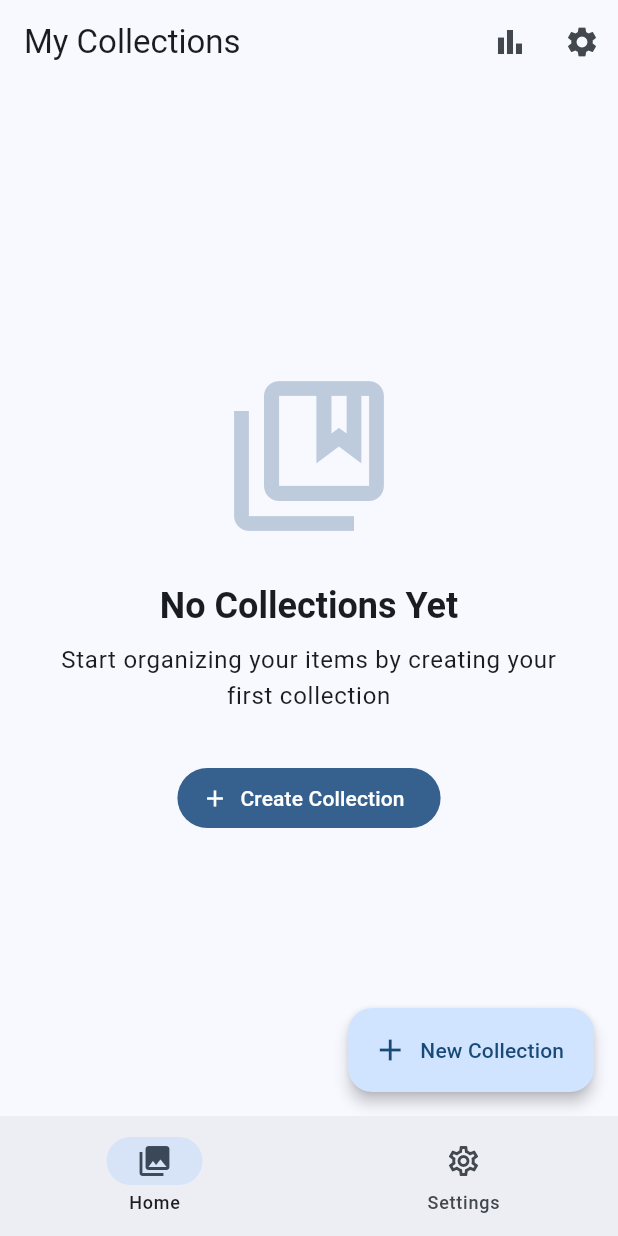
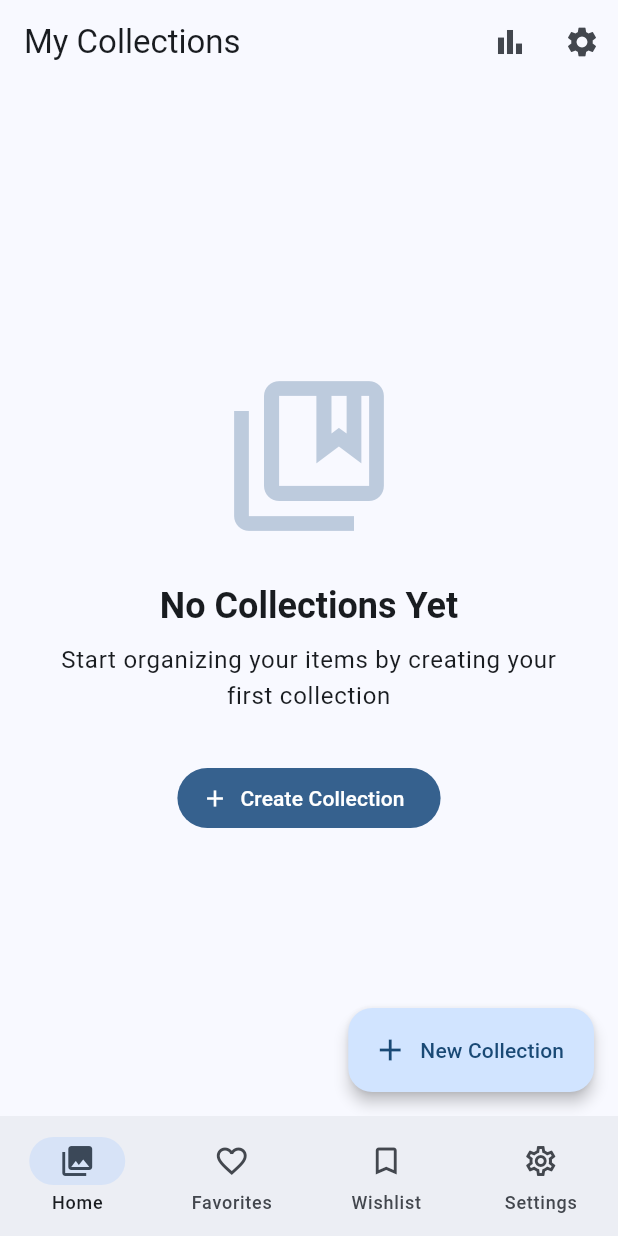
Before and after one commit to mixin27/collection_tracker, a Flutter app: the screen it shows after launch, after a tap on "Skip", on a phone screen of 412 x 824 dp. Run offline on Flutter 3.47's test engine with Material 3 defaults, Android fonts, the phone set to English and light mode, and no system bars; our stand-ins replace cached_network_image, connectivity_plus, dio, drift, drift_flutter, file_picker and 14 more; missing offline and left inert: amplitude_flutter, common_env, mixpanel_flutter, mobile_scanner, segment_analytics; accounts and stored records are empty; generated files the repository leaves out were written again.

Commit message:
feat: favorite and wishlist presentation and refactor navigation flow

```diff
--- a/apps/mobile/lib/core/router/app_router.dart
+++ b/apps/mobile/lib/core/router/app_router.dart
@@ -3,7 +3,6 @@ import 'package:flutter/material.dart';
 import 'package:go_router/go_router.dart';
 import 'package:riverpod_annotation/riverpod_annotation.dart';
 
-import '../../features/collections/presentation/views/collection_detail_screen.dart';
 import '../../features/collections/presentation/views/collections_screen.dart';
 import '../../features/collections/presentation/views/create_collection_screen.dart';
 import '../../features/collections/presentation/views/edit_collection_screen.dart';
@@ -19,14 +18,18 @@ import '../../features/statistics/presentation/views/statistics_screen.dart';
 import 'app_shell.dart';
 import 'package:collection_tracker/core/observers/analytics_observer.dart';
 import 'routes.dart';
+import '../../features/items/presentation/views/global_items_screen.dart';
 
 part 'app_router.g.dart';
+
+final _rootNavigatorKey = GlobalKey<NavigatorState>();
 
 @riverpod
 GoRouter appRouter(Ref ref) {
   final onboardingComplete = ref.watch(onboardingCompleteProvider);
 
   return GoRouter(
+    navigatorKey: _rootNavigatorKey,
     observers: [AnalyticsObserver()],
     initialLocation: onboardingComplete
         ? Routes.collections
@@ -52,35 +55,30 @@ GoRouter appRouter(Ref ref) {
                   GoRoute(
                     path: 'create',
                     name: 'create-collection',
+                    parentNavigatorKey: _rootNavigatorKey,
                     builder: (context, state) => const CreateCollectionScreen(),
                   ),
                   GoRoute(
                     path: ':id',
-                    name: 'collection-detail',
+                    name: 'collection-items',
                     builder: (context, state) {
                       final id = state.pathParameters['id']!;
-                      return CollectionDetailScreen(collectionId: id);
+                      return ItemsScreen(collectionId: id);
                     },
                     routes: [
                       GoRoute(
                         path: 'edit',
                         name: 'edit-collection',
+                        parentNavigatorKey: _rootNavigatorKey,
                         builder: (context, state) {
                           final id = state.pathParameters['id']!;
                           return EditCollectionScreen(collectionId: id);
                         },
                       ),
                       GoRoute(
-                        path: 'items',
-                        name: 'items',
-                        builder: (context, state) {
-                          final id = state.pathParameters['id']!;
-                          return ItemsScreen(collectionId: id);
-                        },
-                      ),
-                      GoRoute(
                         path: 'search',
                         name: 'search',
+                        parentNavigatorKey: _rootNavigatorKey,
                         builder: (context, state) {
                           final id = state.pathParameters['id']!;
                           return SearchScreen(collectionId: id);
@@ -89,6 +87,7 @@ GoRouter appRouter(Ref ref) {
                       GoRoute(
                         path: 'add-item',
                         name: 'add-item',
+                        parentNavigatorKey: _rootNavigatorKey,
                         builder: (context, state) {
                           final id = state.pathParameters['id']!;
                           return AddItemScreen(collectionId: id);
@@ -97,6 +96,26 @@ GoRouter appRouter(Ref ref) {
                     ],
                   ),
                 ],
+              ),
+            ],
+          ),
+          StatefulShellBranch(
+            routes: [
+              GoRoute(
+                path: '/favorites',
+                name: 'favorites',
+                builder: (_, _) =>
+                    const GlobalItemsScreen(type: GlobalItemsType.favorites),
+              ),
+            ],
+          ),
+          StatefulShellBranch(
+            routes: [
+              GoRoute(
+                path: '/wishlist',
+                name: 'wishlist',
+                builder: (_, _) =>
+                    const GlobalItemsScreen(type: GlobalItemsType.wishlist),
               ),
             ],
           ),
@@ -117,7 +136,8 @@ GoRouter appRouter(Ref ref) {
         name: 'item-detail',
         builder: (context, state) {
           final id = state.pathParameters['id']!;
-          return ItemDetailScreen(itemId: id);
+          final heroTag = state.uri.queryParameters['heroTag'];
+          return ItemDetailScreen(itemId: id, heroTag: heroTag);
         },
         routes: [
           GoRoute(
--- a/apps/mobile/lib/core/router/app_shell.dart
+++ b/apps/mobile/lib/core/router/app_shell.dart
@@ -60,6 +60,16 @@ class ScaffoldWithNavigationBar extends StatelessWidget {
             icon: Icon(Icons.collections_outlined),
             selectedIcon: Icon(Icons.collections),
             label: 'Home',
+          ),
+          NavigationDestination(
+            icon: Icon(Icons.favorite_border),
+            selectedIcon: Icon(Icons.favorite),
+            label: 'Favorites',
+          ),
+          NavigationDestination(
+            icon: Icon(Icons.bookmark_border),
+            selectedIcon: Icon(Icons.bookmark),
+            label: 'Wishlist',
           ),
           NavigationDestination(
             icon: Icon(Icons.settings_outlined),
@@ -143,6 +153,16 @@ class ScaffoldWithNavigationRail extends StatelessWidget {
                 label: Text('Home'),
               ),
               NavigationRailDestination(
+                icon: Icon(Icons.favorite_border),
+                selectedIcon: Icon(Icons.favorite),
+                label: Text('Favorites'),
+              ),
+              NavigationRailDestination(
+                icon: Icon(Icons.bookmark_border),
+                selectedIcon: Icon(Icons.bookmark),
+                label: Text('Wishlist'),
+              ),
+              NavigationRailDestination(
                 icon: Icon(Icons.settings_outlined),
                 selectedIcon: Icon(Icons.settings),
                 label: Text('Settings'),
--- /dev/null
+++ b/apps/mobile/lib/features/items/presentation/views/global_items_screen.dart
@@ -0,0 +1,84 @@
+import 'package:domain/domain.dart';
+import 'package:flutter/material.dart';
+import 'package:flutter_riverpod/flutter_riverpod.dart';
+import 'package:go_router/go_router.dart';
+
+import '../view_models/global_items_view_model.dart';
+import '../widgets/item_card.dart';
+
+enum GlobalItemsType { favorites, wishlist }
+
+class GlobalItemsScreen extends ConsumerWidget {
+  const GlobalItemsScreen({required this.type, super.key});
+
+  final GlobalItemsType type;
+
+  @override
+  Widget build(BuildContext context, WidgetRef ref) {
+    final title = type == GlobalItemsType.favorites ? 'Favorites' : 'Wishlist';
+    final streamProvider = type == GlobalItemsType.favorites
+        ? allFavoriteItemsProvider
+        : allWishlistItemsProvider;
+
+    final AsyncValue<List<Item>> itemsAsync = ref.watch(streamProvider);
+
+    return Scaffold(
+      appBar: AppBar(title: Text(title)),
+      body: itemsAsync.when(
+        data: (items) {
+          if (items.isEmpty) {
+            return Center(
+              child: Column(
+                mainAxisAlignment: MainAxisAlignment.center,
+                children: [
+                  Icon(
+                    type == GlobalItemsType.favorites
+                        ? Icons.favorite_border
+                        : Icons.bookmark_border,
+                    size: 64,
+                    color: Theme.of(context).disabledColor,
+                  ),
+                  const SizedBox(height: 16),
+                  Text(
+                    type == GlobalItemsType.favorites
+                        ? 'No favorite items yet'
+                        : 'Your wishlist is empty',
+                    style: Theme.of(context).textTheme.titleMedium?.copyWith(
+                      color: Theme.of(context).disabledColor,
+                    ),
+                  ),
+                ],
+              ),
+            );
+          }
+
+          // Using a simple list view for now, effectively reusing the ItemCard
+          return ListView.builder(
+            padding: const EdgeInsets.all(16),
+            itemCount: items.length,
+            itemBuilder: (context, index) {
+              final item = items[index];
+              final heroTag =
+                  '${type == GlobalItemsType.favorites ? 'favorites' : 'wishlist'}_${item.id}';
+              return Padding(
+                padding: const EdgeInsets.only(bottom: 12),
+                child: ItemCard(
+                  item: item,
+                  heroTag: heroTag,
+                  onTap: () => context.pushNamed(
+                    'item-detail',
+                    pathParameters: {'id': item.id},
+                    queryParameters: {'heroTag': heroTag},
+                  ),
+                  onDelete: () {}, // No delete from global list for now
+                ),
+              );
+            },
+          );
+        },
+        loading: () => const Center(child: CircularProgressIndicator()),
+        error: (error, stack) => Center(child: Text('Error: $error')),
+      ),
+    );
+  }
+}
--- a/apps/mobile/lib/features/items/presentation/widgets/item_card.dart
+++ b/apps/mobile/lib/features/items/presentation/widgets/item_card.dart
@@ -9,11 +9,13 @@ class ItemCard extends StatelessWidget {
   final Item item;
   final VoidCallback onTap;
   final VoidCallback onDelete;
+  final String? heroTag;
 
   const ItemCard({
     required this.item,
     required this.onTap,
     required this.onDelete,
+    this.heroTag,
     super.key,
   });
 
@@ -32,7 +34,7 @@ class ItemCard extends StatelessWidget {
             children: [
               // Cover Image
               Hero(
-                tag: 'item_${item.id}',
+                tag: heroTag ?? 'item_${item.id}',
                 child: Container(
                   width: 60,
                   height: 80,
--- a/apps/mobile/lib/features/items/presentation/widgets/item_grid_card.dart
+++ b/apps/mobile/lib/features/items/presentation/widgets/item_grid_card.dart
@@ -8,11 +8,13 @@ class ItemGridCard extends StatelessWidget {
   final Item item;
   final VoidCallback onTap;
   final VoidCallback onDelete;
+  final String? heroTag;
 
   const ItemGridCard({
     required this.item,
     required this.onTap,
     required this.onDelete,
+    this.heroTag,
     super.key,
   });
 
@@ -32,7 +34,7 @@ class ItemGridCard extends StatelessWidget {
               children: [
                 Expanded(
                   child: Hero(
-                    tag: 'item_${item.id}',
+                    tag: heroTag ?? 'item_${item.id}',
                     child: _buildImage(theme),
                   ),
                 ),
--- a/packages/core/domain/lib/src/repositories/item_repository.dart
+++ b/packages/core/domain/lib/src/repositories/item_repository.dart
@@ -16,6 +16,8 @@ abstract class ItemRepository {
 
   Stream<List<Item>> watchItems(String collectionId);
   Stream<Item?> watchItemById(String id);
+  Stream<List<Item>> watchAllFavoriteItems();
+  Stream<List<Item>> watchAllWishlistItems();
 
   Future<Either<AppException, List<Item>>> searchItems({
     required String collectionId,
```
Also changed, not shown: apps/mobile/lib/core/extensions/date_extensions.dart (added, +11 -0 lines), apps/mobile/lib/features/collections/presentation/view_models/collection_detail_view_model.dart (added, +11 -0 lines), apps/mobile/lib/features/collections/presentation/widgets/collection_details_sheet.dart (added, +112 -0 lines), apps/mobile/lib/features/items/presentation/view_models/global_items_view_model.dart (added, +17 -0 lines), apps/mobile/lib/features/items/presentation/views/item_detail_screen.dart (+8 -4 lines), apps/mobile/lib/features/items/presentation/views/items_screen.dart (+29 -3 lines), packages/core/data/lib/src/repositories/item_repository_impl.dart (+14 -0 lines), packages/integrations/database/lib/src/daos/item_dao.dart (+16 -0 lines).
